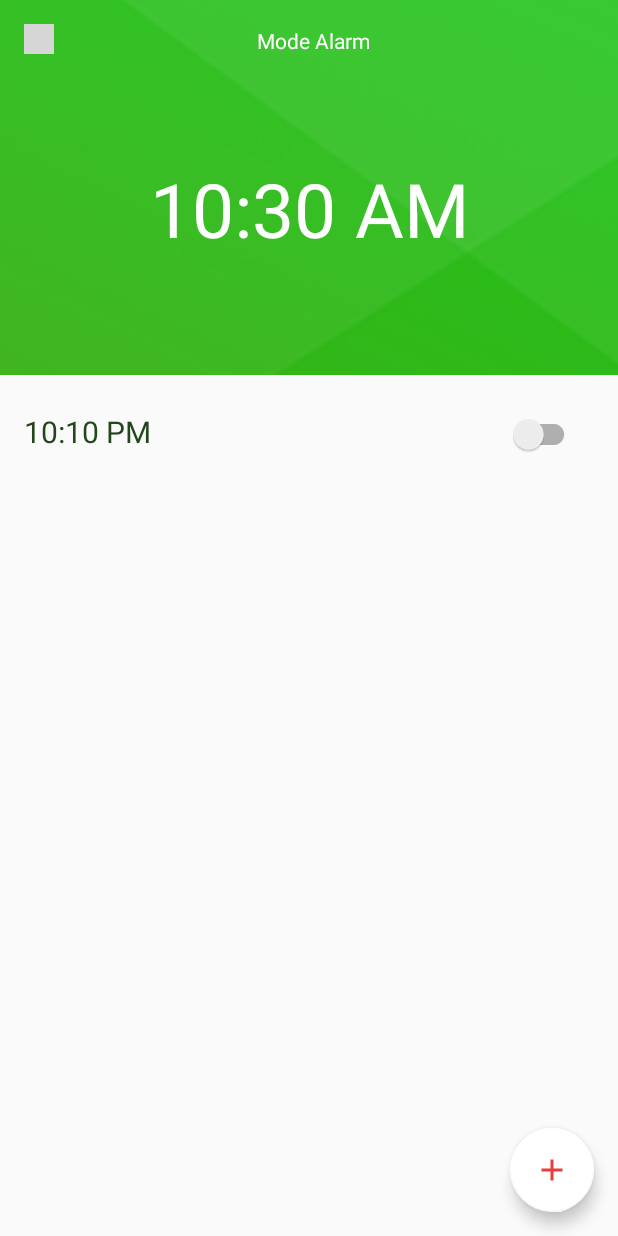
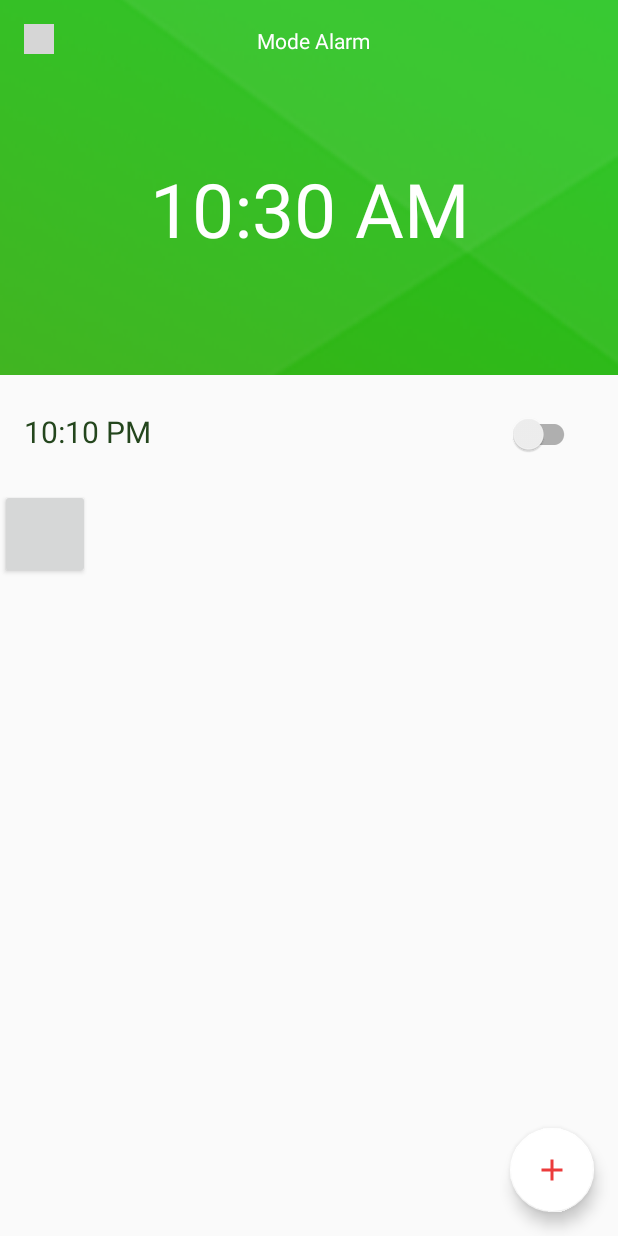
Before and after one commit to irvandandung/FarmBot, an Android app: the layout activity_alarm.xml on its own in the app's theme, with its tools: preview values and no code run, on a phone screen of 412 x 824 dp. Run offline under Robolectric (Android 15) with nearby library versions, the phone set to English and light mode, and no system bars; grey boxes are pictures that could not be loaded.

Commit message:
alarm set Relay

```diff
--- a/app/build.gradle
+++ b/app/build.gradle
@@ -20,7 +20,7 @@ android {
 *   Masukkan token registrasi dari arkana
 * */
         buildConfigField "String", "URL_API", "\"https://api.arkademy.com:8443/v0/arkana/device/IO\""
-        buildConfigField "String", "DEVICE_IC", "\"test\""
+        buildConfigField "String", "DEVICE_IC", "\"FarmBot\""
         buildConfigField "String", "TOKEN_API", "\"NjY5MTA0OTUzLjIzMTE1ODM6\""
     }
     buildTypes {
--- a/app/src/main/java/com/ghootenk/user/farmbot/sync/HTTPAsyncGPIO.java
+++ b/app/src/main/java/com/ghootenk/user/farmbot/sync/HTTPAsyncGPIO.java
@@ -27,9 +27,9 @@ public class HTTPAsyncGPIO extends AsyncTask<String, Void, String> {
 
     @Override
     protected void onPreExecute() {
-        progressDialog = ProgressDialog.show(context,
-                "ProgressDialog",
-                "T u n g g u . . .");
+//        progressDialog = ProgressDialog.show(context,
+//                "ProgressDialog",
+//                "T u n g g u . . .");
     }
 
     @Override
--- a/app/src/main/res/layout-v17/content_alarm.xml
+++ b/app/src/main/res/layout-v17/content_alarm.xml
@@ -101,6 +101,10 @@
                     android:layout_weight="0.9" />
             </LinearLayout>
         </LinearLayout>
+        <Button
+            android:id="@+id/btn_set_repeating_alarm"
+            android:layout_width="60dp"
+            android:layout_height="60dp" />
     </LinearLayout>
 
 </android.support.constraint.ConstraintLayout>
--- a/app/src/main/res/layout/activity_alarm.xml
+++ b/app/src/main/res/layout/activity_alarm.xml
@@ -13,7 +13,7 @@
         android:layout_width="wrap_content"
         android:layout_height="wrap_content"
         android:layout_gravity="bottom|end"
-        android:layout_margin="@dimen/fab_margin"
+        android:layout_margin="@dimen/margin_fab"
         android:src="@drawable/ic_add"
         app:backgroundTint="@color/colorAccent"/>
 
--- a/app/src/main/res/layout/content_alarm.xml
+++ b/app/src/main/res/layout/content_alarm.xml
@@ -101,6 +101,10 @@
                     android:layout_weight="0.9" />
             </LinearLayout>
         </LinearLayout>
+        <Button
+            android:id="@+id/btn_set_repeating_alarm"
+            android:layout_width="60dp"
+            android:layout_height="60dp" />
     </LinearLayout>
 
 </android.support.constraint.ConstraintLayout>
--- a/app/src/main/res/values/dimens.xml
+++ b/app/src/main/res/values/dimens.xml
@@ -15,4 +15,5 @@
     <dimen name="activity_vertical_margin">16dp</dimen>
     <dimen name="nav_header_vertical_spacing">8dp</dimen>
     <dimen name="nav_header_height">176dp</dimen>
+    <dimen name="margin_fab">16dp</dimen>
 </resources>
```
Also changed, not shown: app/src/main/AndroidManifest.xml (+7 -0 lines), app/src/main/java/com/ghootenk/user/farmbot/AlarmActivity.java (+88 -10 lines), app/src/main/java/com/ghootenk/user/farmbot/AlarmReceiver.java (+32 -1 lines).
